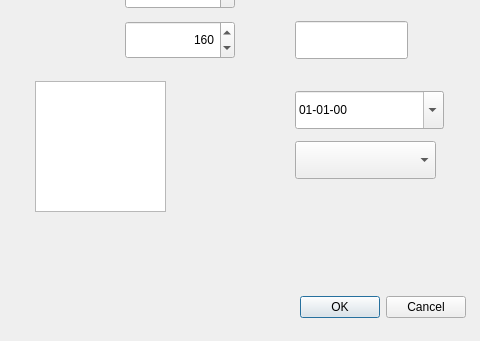
This is pedidoDialog.ui in waltermas-gitter/infomesas-gui as Qt 5 draws it before an edit; both pictures show x 315 to 795 and y 329 to 670 of the 795 by 670 pixel window. The edited form follows.
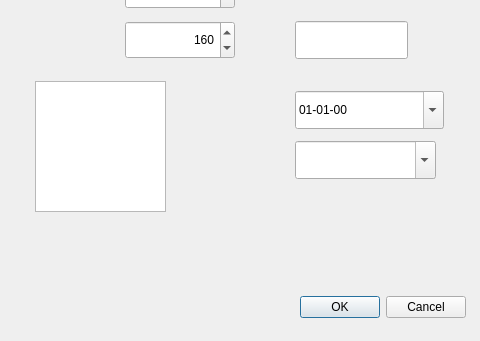
This is the edited form.

Commit message: lleno pedidos completo

What changed in the file:
```diff
--- a/pedidoDialog.ui
+++ b/pedidoDialog.ui
@@ -205,6 +205,9 @@
      <height>38</height>
     </rect>
    </property>
+   <property name="editable">
+    <bool>true</bool>
+   </property>
   </widget>
  </widget>
  <resources/>
```
The commit also changes 1 other file.
